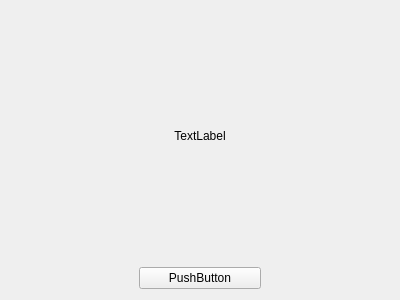
Above: SdCardMemoryLack.ui from wruwami/TPCAM-M30 before the change. Below: the same form after it.
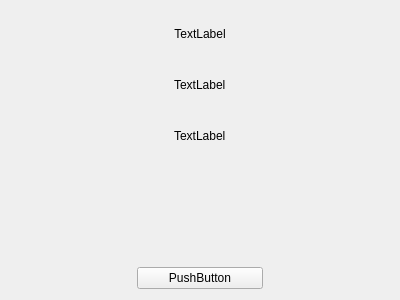
That is the form after the change. Custom widgets are drawn as their Qt base class.

The edit to the form file:
```diff
--- a/SdCardMemoryLack.ui
+++ b/SdCardMemoryLack.ui
@@ -15,31 +15,74 @@
   </property>
   <layout class="QVBoxLayout" name="verticalLayout_2">
    <item>
-    <layout class="QGridLayout" name="gridLayout" rowstretch="1,1" columnstretch="1,1,1,0">
-     <item row="1" column="3">
-      <layout class="QHBoxLayout" name="horizontalLayout" stretch=""/>
+    <layout class="QVBoxLayout" name="verticalLayout">
+     <item>
+      <widget class="CustomLabel" name="warningLabel">
+       <property name="text">
+        <string>TextLabel</string>
+       </property>
+       <property name="alignment">
+        <set>Qt::AlignCenter</set>
+       </property>
+      </widget>
      </item>
-     <item row="1" column="1">
+     <item alignment="Qt::AlignHCenter">
+      <widget class="CustomLabel" name="warningLabel2">
+       <property name="text">
+        <string>TextLabel</string>
+       </property>
+      </widget>
+     </item>
+     <item alignment="Qt::AlignHCenter">
+      <widget class="CustomLabel" name="sdCardValueLabel">
+       <property name="maximumSize">
+        <size>
+         <width>57</width>
+         <height>16777215</height>
+        </size>
+       </property>
+       <property name="text">
+        <string>TextLabel</string>
+       </property>
+      </widget>
+     </item>
+     <item>
+      <widget class="CustomLabel" name="label_4">
+       <property name="text">
+        <string/>
+       </property>
+      </widget>
+     </item>
+     <item>
+      <widget class="CustomLabel" name="label_5">
+       <property name="text">
+        <string/>
+       </property>
+      </widget>
+     </item>
+     <item>
+      <layout class="QHBoxLayout" name="horizontalLayout" stretch="1,1,1">
+       <item>
+        <spacer name="horizontalSpacer">
+         <property name="orientation">
+          <enum>Qt::Horizontal</enum>
+         </property>
+         <property name="sizeHint" stdset="0">
+          <size>
+           <width>40</width>
+           <height>20</height>
+          </size>
+         </property>
+        </spacer>
+       </item>
+       <item>
       <widget class="CustomPushButton" name="pushButton">
        <property name="text">
         <string>PushButton</string>
        </property>
       </widget>
      </item>
-     <item row="1" column="0">
-      <spacer name="horizontalSpacer">
-       <property name="orientation">
-        <enum>Qt::Horizontal</enum>
-       </property>
-       <property name="sizeHint" stdset="0">
-        <size>
-         <width>40</width>
-         <height>20</height>
-        </size>
-       </property>
-      </spacer>
-     </item>
-     <item row="1" column="2">
+       <item>
       <spacer name="horizontalSpacer_2">
        <property name="orientation">
         <enum>Qt::Horizontal</enum>
@@ -52,15 +95,7 @@
        </property>
       </spacer>
      </item>
-     <item row="0" column="0" colspan="3">
-      <widget class="QLabel" name="label">
-       <property name="text">
-        <string>TextLabel</string>
-       </property>
-       <property name="alignment">
-        <set>Qt::AlignCenter</set>
-       </property>
-      </widget>
+      </layout>
      </item>
     </layout>
    </item>
@@ -72,6 +107,11 @@
    <extends>QPushButton</extends>
    <header>CustomPushButton.h</header>
   </customwidget>
+  <customwidget>
+   <class>CustomLabel</class>
+   <extends>QLabel</extends>
+   <header>CustomLabel.h</header>
+  </customwidget>
  </customwidgets>
  <resources/>
  <connections/>
```
Lines whose indentation alone changed are shown as unchanged.
